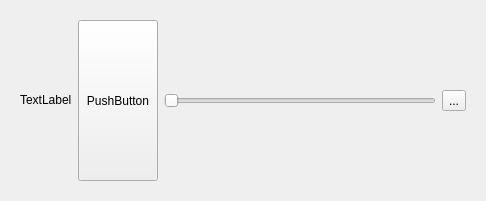
The window that designer/track.ui (PabloSML/ASSD-TP2) describes before a commit, drawn with Qt 5.
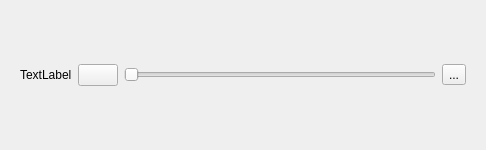
The same window after the commit. Icons and pictures are not drawn.

Patch:
```diff
--- a/designer/track.ui
+++ b/designer/track.ui
@@ -7,7 +7,7 @@
     <x>0</x>
     <y>0</y>
     <width>486</width>
-    <height>201</height>
+    <height>150</height>
    </rect>
   </property>
   <property name="windowTitle">
@@ -33,18 +33,31 @@
       <item>
        <widget class="QPushButton" name="pushButton">
         <property name="sizePolicy">
-         <sizepolicy hsizetype="Minimum" vsizetype="Minimum">
+         <sizepolicy hsizetype="Fixed" vsizetype="Fixed">
           <horstretch>0</horstretch>
           <verstretch>0</verstretch>
          </sizepolicy>
         </property>
         <property name="text">
-         <string>PushButton</string>
+         <string/>
+        </property>
+        <property name="icon">
+         <iconset>
+          <normaloff>../resources/designer/piano.png</normaloff>../resources/designer/piano.png</iconset>
+        </property>
+        <property name="iconSize">
+         <size>
+          <width>80</width>
+          <height>80</height>
+         </size>
         </property>
        </widget>
       </item>
       <item>
-       <widget class="QSlider" name="horizontalSlider">
+       <widget class="QSlider" name="volume_slider">
+        <property name="maximum">
+         <number>100</number>
+        </property>
         <property name="orientation">
          <enum>Qt::Horizontal</enum>
         </property>
```
Left out of the diff: 6 changed lines with no effect on the pictures.
